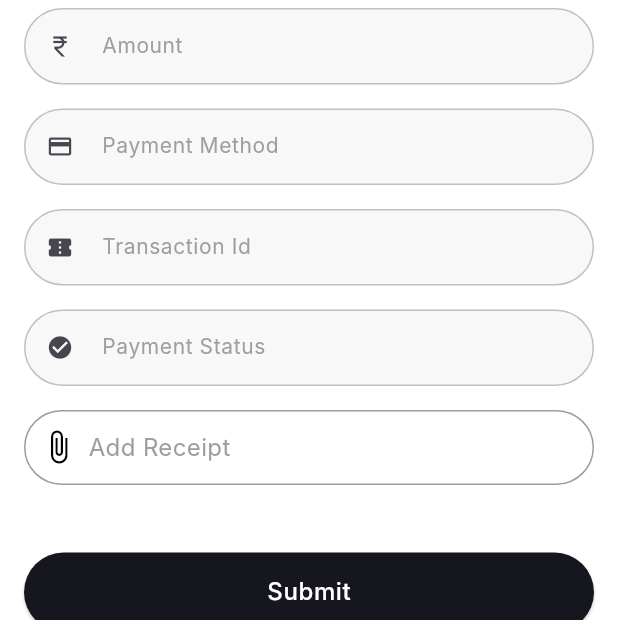
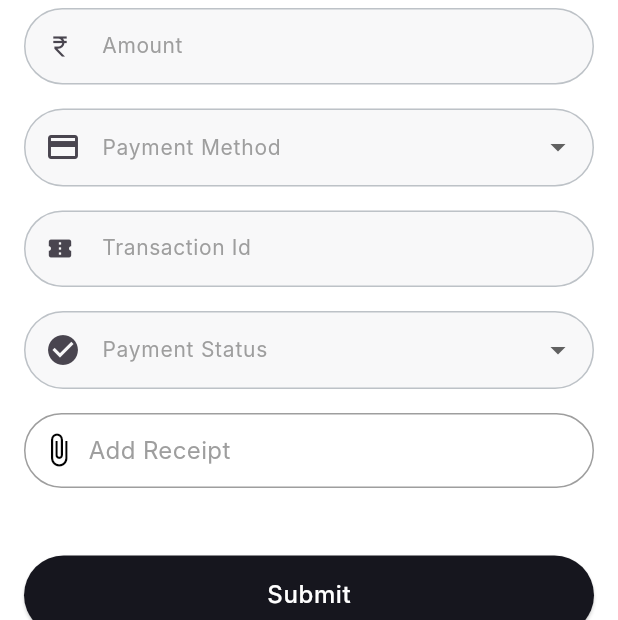
Before and after one commit to altezzai/acadobs, a Flutter app: the AddPaymentPage screen opened by its route, after a tap on "Submit", on a phone screen of 412 x 824 dp. Shown: the part 616-1236 px from the top of the screen. Run offline on Flutter 3.47's test engine with Material 3 defaults, Android fonts, the phone set to English and light mode, and no system bars; our stand-ins replace dio, file_picker, flutter_rating_bar, go_router, pie_chart; network calls fail; Roboto replaces fonts that are missing (Inter).

Commit message:
payment student selection

```diff
--- a/lib/core/shared_widgets/custom_name_container.dart
+++ b/lib/core/shared_widgets/custom_name_container.dart
@@ -18,7 +18,7 @@ class CustomNameContainer extends StatelessWidget {
       style: OutlinedButton.styleFrom(
         padding: EdgeInsets.symmetric(
           vertical: Responsive.height * 3,
-          horizontal: Responsive.width * 12,
+          horizontal: Responsive.width * 13.5,
         ),
       ),
       child: Text(
--- a/lib/features/admin/payments/screens/add_payment.dart
+++ b/lib/features/admin/payments/screens/add_payment.dart
@@ -11,8 +11,8 @@ import 'package:school_app/core/navbar/screen/bottom_nav.dart';
 import 'package:school_app/core/shared_widgets/custom_appbar.dart';
 import 'package:school_app/core/shared_widgets/custom_button.dart';
 import 'package:school_app/core/shared_widgets/custom_datepicker.dart';
+import 'package:school_app/core/shared_widgets/custom_dropdown.dart';
 import 'package:school_app/core/shared_widgets/custom_textfield.dart';
-import 'package:school_app/core/shared_widgets/custom_dropdown.dart';
 import 'package:school_app/features/admin/payments/controller/payment_controller.dart';
 
 class AddPaymentPage extends StatefulWidget {
@@ -26,9 +26,7 @@ class _AddPaymentPageState extends State<AddPaymentPage> {
   String? selectedFile;
   final TextEditingController _dateController = TextEditingController();
   final TextEditingController _amountController = TextEditingController();
-  final TextEditingController _methodController = TextEditingController();
   final TextEditingController _transactionController = TextEditingController();
-  final TextEditingController _statusController = TextEditingController();
 
   @override
   void initState() {
@@ -38,11 +36,8 @@ class _AddPaymentPageState extends State<AddPaymentPage> {
     dropdownProvider.addListener(() {
       final selectedClass = dropdownProvider.getSelectedItem('class');
       final selectedDivision = dropdownProvider.getSelectedItem('division');
-
-      if (selectedClass != null && selectedDivision != null) {
-        context.read<StudentIdController>().getStudentsFromClassAndDivision(
-            className: selectedClass, section: selectedDivision);
-      }
+      context.read<StudentIdController>().getStudentsFromClassAndDivision(
+          className: selectedClass, section: selectedDivision);
     });
   }
 
@@ -102,18 +97,13 @@ class _AddPaymentPageState extends State<AddPaymentPage> {
               Consumer<StudentIdController>(
                 builder: (context, studentController, child) {
                   return CustomDropdown(
-                    dropdownKey: 'selectStudent',
+                    dropdownKey: 'selectedStudent',
                     label: 'Select student',
                     items: studentController.students
-                        .map((student) => student['full_name'] as String)
+                        .map((student) =>
+                            '${student['id'].toString()}. ${student['full_name']}')
                         .toList(),
                     icon: Icons.person,
-                    onChanged: (selectedStudent) {
-                      final selected = studentController.students.firstWhere(
-                        (student) => student['full_name'] == selectedStudent,
-                      );
-                      studentController.setSelectedStudentId(selected['id']);
-                    },
                   );
                 },
               ),
@@ -176,11 +166,11 @@ class _AddPaymentPageState extends State<AddPaymentPage> {
                     keyBoardtype: TextInputType.number,
                   ),
                   const SizedBox(height: 16),
-                  CustomTextfield(
-                    hintText: 'Payment Method',
-                    controller: _methodController,
-                    iconData: const Icon(Icons.payment),
-                    keyBoardtype: TextInputType.text,
+                  CustomDropdown(
+                    dropdownKey: 'paymentMethod',
+                    label: 'Payment Method',
+                    icon: Icons.payment,
+                    items: ['Cash', 'Bank Transfer', 'Credit Card', 'UPI'],
                   ),
                   const SizedBox(height: 16),
                   CustomTextfield(
@@ -190,11 +180,11 @@ class _AddPaymentPageState extends State<AddPaymentPage> {
                     keyBoardtype: TextInputType.text,
                   ),
                   const SizedBox(height: 16),
-                  CustomTextfield(
-                    hintText: 'Payment Status',
-                    controller: _statusController,
-                    iconData: const Icon(Icons.check_circle),
-                    keyBoardtype: TextInputType.text,
+                  CustomDropdown(
+                    dropdownKey: 'paymentStatus',
+                    label: 'Payment Status',
+                    icon: Icons.check_circle,
+                    items: ['Pending', 'Completed', 'Failed'],
                   ),
                 ],
               ),
@@ -232,25 +222,34 @@ class _AddPaymentPageState extends State<AddPaymentPage> {
                 child: CustomButton(
                   text: 'Submit',
                   onPressed: () {
+                    final selectedStudent = context
+                        .read<DropdownProvider>()
+                        .getSelectedItem('selectedStudent');
                     final selectedYear = context
                         .read<DropdownProvider>()
                         .getSelectedItem('selectedYear');
                     final selectedMonth = context
                         .read<DropdownProvider>()
                         .getSelectedItem('selectedMonth');
-                    final studentId =
-                        context.read<StudentIdController>().selectedStudentId;
+                    final paymentMethod = context
+                        .read<DropdownProvider>()
+                        .getSelectedItem('paymentMethod');
+                    final paymentStatus = context
+                        .read<DropdownProvider>()
+                        .getSelectedItem('paymentStatus');
+                    final studentId = selectedStudent.split('.').first;
+
                     log(">>>>>>>>>>>>${studentId}");
                     context.read<PaymentController>().addPayment(
                           context,
-                          userId: "1",
+                          userId: studentId,
                           amount_paid: _amountController.text,
                           payment_date: _dateController.text,
                           month: selectedMonth,
                           year: selectedYear,
-                          payment_method: _methodController.text,
+                          payment_method: paymentMethod,
                           transaction_id: _transactionController.text,
-                          payment_status: _statusController.text,
+                          payment_status: paymentStatus,
                         );
                   },
                 ),
--- a/lib/features/admin/student/controller/student_controller.dart
+++ b/lib/features/admin/student/controller/student_controller.dart
@@ -1,3 +1,5 @@
+import 'dart:developer';
+
 import 'package:dio/dio.dart';
 import 'package:flutter/material.dart';
 import 'package:school_app/features/admin/student/model/student_data.dart';
@@ -11,10 +13,12 @@ class SampleController extends ChangeNotifier {
   Future<void> getStudentDetails() async {
     try {
       final response = await SampleServices().get("/students");
+      log(response.data);
       if (response.statusCode == 200) {
         _studentData = (response.data as List<dynamic>)
             .map((result) => StudentData.fromJson(result))
             .toList();
+
         notifyListeners(); // Notify UI about data changes
       }
     } catch (e) {
```
